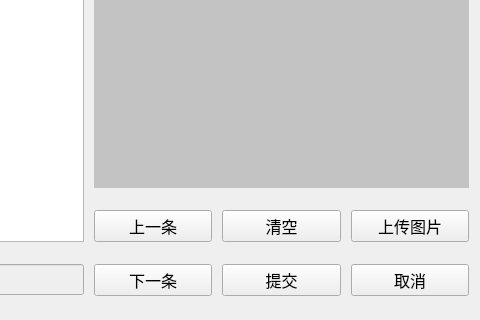
This is BookInfo.ui in zy98/LibraryManagement as Qt 5 draws it before an edit; both pictures show x 668 to 1148 and y 400 to 720 of the 1148 by 720 pixel window. The edited form follows.
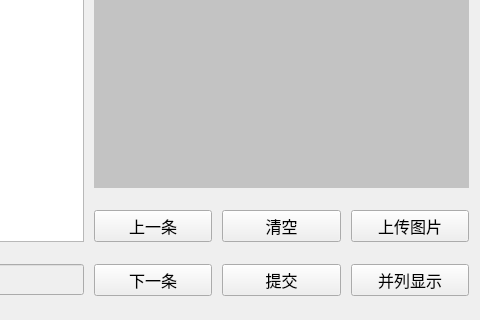
This is the edited form.

Commit message: alter BorrowInfo to BorrowInfoWidget

What changed in the file:
```diff
--- a/BookInfo.ui
+++ b/BookInfo.ui
@@ -103,13 +103,6 @@
      </property>
     </widget>
    </item>
-   <item row="13" column="6">
-    <widget class="QPushButton" name="btn_cancal">
-     <property name="text">
-      <string>取消</string>
-     </property>
-    </widget>
-   </item>
    <item row="0" column="0">
     <widget class="QLabel" name="label">
      <property name="text">
@@ -278,6 +271,13 @@
      </property>
     </widget>
    </item>
+   <item row="13" column="6">
+    <widget class="QPushButton" name="btn_spliter">
+     <property name="text">
+      <string>并列显示</string>
+     </property>
+    </widget>
+   </item>
   </layout>
  </widget>
  <resources/>
```
The commit also changes 20 other files.
